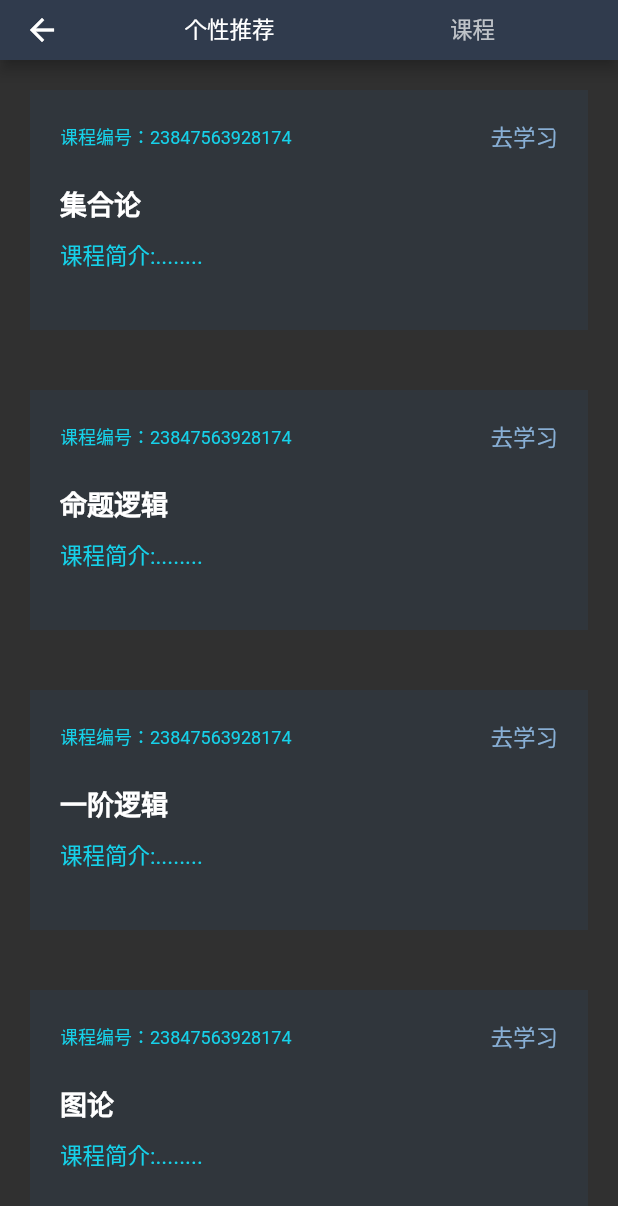
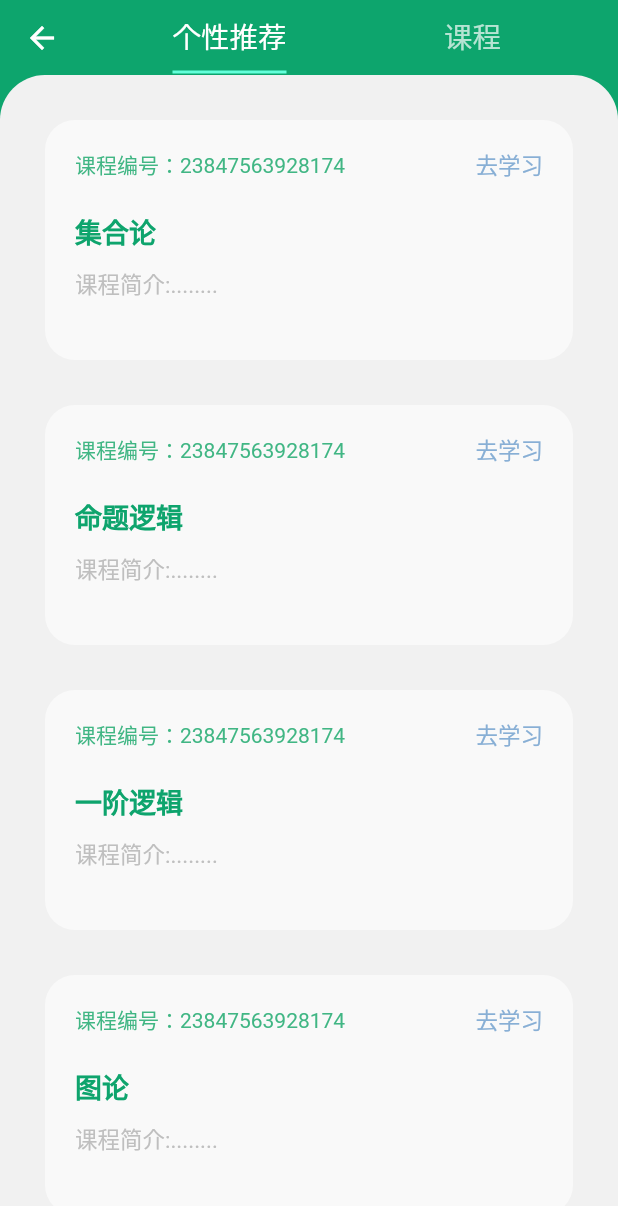
Before and after one commit to lonkecxd/discretemath_tutorial_flutter, a Flutter app: the HomePage screen opened directly, on a phone screen of 412 x 824 dp. Shown: the top 1206 px of the screen. Run offline on Flutter 3.47's test engine with Material 2 defaults, Android fonts, the phone set to English and light mode, and no system bars; our stand-ins replace bubble, shared_preferences; missing offline and left inert: flutter_dialogflow; accounts and stored records are empty.

Commit message:
UI greenify

```diff
--- a/lib/models/order_list_row.dart
+++ b/lib/models/order_list_row.dart
@@ -1,6 +1,7 @@
 import 'package:flutter/cupertino.dart';
 import 'package:flutter/material.dart';
 import 'package:tutorial/tools/RgbaColor.dart';
+import 'package:tutorial/tools/theme.dart';
 
 class OrderListRow extends StatelessWidget {
   final int lessonStatus;
@@ -19,7 +20,7 @@ class OrderListRow extends StatelessWidget {
   /// 文字状态
   Widget textStatus() {
     var text = '';
-    var color =  Color.fromARGB(255, 22, 209, 233);
+    var color =  MyColors.blueTitle;
     if(lessonStatus == 1) {
       color = rgba(136, 175, 213, 1);
       text = "去学习";
@@ -66,20 +67,20 @@ class OrderListRow extends StatelessWidget {
 
   @override
   Widget build(BuildContext context) {
-    return Material(
-      borderRadius: BorderRadius.circular(14.0),
+    return Padding(
+      padding: const EdgeInsets.only(
+          left:30.0,right: 30.0,top: 30.0),
       child: InkWell(
-        onTap: () => onPress == null ? (){} : onPress(),
-        child: Padding(
-          padding: EdgeInsets.symmetric(vertical: 10,horizontal: 10),
+        onTap: (){},
         child: Container(
-            margin: EdgeInsets.symmetric(vertical: 10,horizontal: 10),
-            padding: EdgeInsets.symmetric(horizontal: 20, vertical: 20),
           height: 160,
-            color: Theme.of(context).cardColor.withOpacity(0.2),
-            child: ClipRRect(
-              borderRadius: BorderRadius.circular(14.0),
-              child: Column(children: <Widget>[
+          padding: EdgeInsets.symmetric(horizontal: 20.0, vertical: 19.0),
+          decoration: BoxDecoration(
+            borderRadius: BorderRadius.circular(20.0),
+            color: Color.fromARGB(255, 249, 249, 249),
+          ),
+          child: Column(
+            children: <Widget>[
             Container(
               padding: EdgeInsets.only(bottom: 10),
               decoration: BoxDecoration(
@@ -89,8 +90,8 @@ class OrderListRow extends StatelessWidget {
                 mainAxisAlignment: MainAxisAlignment.spaceBetween,
                 children: <Widget>[
                   Text('课程编号：$lessonNum', style: TextStyle(
-                          color:Color.fromARGB(255, 22, 209, 233),
-                          fontSize: 12
+                      color:MyColors.greenTitle.withBlue(100).withAlpha(200),
+                      fontSize: 14
                   ),
                   ),
                   textStatus()
@@ -105,7 +106,8 @@ class OrderListRow extends StatelessWidget {
                 children: <Widget>[
                   Text('$lessonName', style: TextStyle(
                       fontSize: 18,
-                          fontWeight: FontWeight.bold
+                      fontWeight: FontWeight.bold,
+                    color: MyColors.greenTitle
                   )
                   ),
                 ],
@@ -118,7 +120,7 @@ class OrderListRow extends StatelessWidget {
                 children: <Widget>[
                   Text('课程简介:........',style: TextStyle(
                       fontSize: 15,
-                          color:Color.fromARGB(255, 22, 209, 233)
+                      color:MyColors.goodGray
                   ),)
                 ],
               ),
@@ -127,8 +129,6 @@ class OrderListRow extends StatelessWidget {
           ),
         ),
       ),
-        ),
-      ),
     );
   }
 }
--- a/lib/pages/home_page.dart
+++ b/lib/pages/home_page.dart
@@ -1,5 +1,7 @@
 import 'package:flutter/material.dart';
 import 'package:tutorial/models/order_list_row.dart';
+import 'package:tutorial/views/recommend.dart';
+import 'package:tutorial/views/video_resource.dart';
 //import 'package:fluttertest2/RgbaColor.dart';
 
 //class HomePage extends StatefulWidget{
@@ -66,14 +68,14 @@ class _HomePageState extends State<HomePage> with SingleTickerProviderStateMixin
     return new Scaffold(
       appBar: new  PreferredSize(
           child: new AppBar(
+            elevation: 0,
             backgroundColor: Theme.of(context).primaryColor,
-            title: new TabBar(
+            title: TabBar(
               controller: _tabController,
               isScrollable: false,
               indicatorSize: TabBarIndicatorSize.label,
               indicatorColor: Theme.of(context).indicatorColor,
-              labelStyle: TextStyle(fontSize: 15,),
-
+              labelStyle: TextStyle(fontSize: 19,),
               tabs: <Tab>[
                 new Tab(text: "个性推荐",),
                 new Tab(text: "课程",)
@@ -82,68 +84,12 @@ class _HomePageState extends State<HomePage> with SingleTickerProviderStateMixin
               ),
 
           ),
-          preferredSize: Size.fromHeight(40)),
+          preferredSize: Size.fromHeight(50)),
 
       body: getTabBarView(
           <Widget>[
-            ListView(
-              children: <Widget>[
-                OrderListRow(1,
-                  lessonNum: '23847563928174',
-                  lessonName: '集合论',
-                ),
-                OrderListRow(1,
-                  lessonNum: '23847563928174',
-                  lessonName: '命题逻辑',
-                ),
-                OrderListRow(1,
-                  lessonNum: '23847563928174',
-                  lessonName: '一阶逻辑',
-                ),
-                OrderListRow(1,
-                  lessonNum: '23847563928174',
-                  lessonName: '图论',
-                ),
-                OrderListRow(1,
-                  lessonNum: '23847563928174',
-                  lessonName: '形式语言与自动机',
-                ),
-                OrderListRow(1,
-                  lessonNum: '23847563928174',
-                  lessonName: '关系',
-                ),
-              ],
-            ),
-
-            ListView(
-              children: <Widget>[
-                OrderListRow(1,
-                  lessonNum: '23847563928174',
-                  lessonName: '图论',
-                ),
-                OrderListRow(1,
-                  lessonNum: '23847563928174',
-                  lessonName: '形式语言与自动机',
-                ),
-                OrderListRow(1,
-                  lessonNum: '23847563928174',
-                  lessonName: '关系',
-                ),
-                OrderListRow(1,
-                  lessonNum: '23847563928174',
-                  lessonName: '集合论',
-                ),
-                OrderListRow(1,
-                  lessonNum: '23847563928174',
-                  lessonName: '命题逻辑',
-                ),
-                OrderListRow(1,
-                  lessonNum: '23847563928174',
-                  lessonName: '一阶逻辑',
-                ),
-              ],
-            ),
-
+            RecommendView(),
+            VideoRecommend()
         ]
       ),
     );
--- a/lib/pages/study_page.dart
+++ b/lib/pages/study_page.dart
@@ -57,7 +57,7 @@ class _StudyPageState extends State<StudyPage> with SingleTickerProviderStateMix
               isScrollable: false,
               indicatorSize: TabBarIndicatorSize.label,
               indicatorColor:  Theme.of(context).indicatorColor,
-              labelStyle: TextStyle(fontSize: 15,),
+              labelStyle: TextStyle(fontSize: 19,),
 
               tabs: <Tab>[
                 new Tab(text: "我的题库",),
@@ -68,7 +68,7 @@ class _StudyPageState extends State<StudyPage> with SingleTickerProviderStateMix
             ),
 
           ),
-          preferredSize: Size.fromHeight(40)),
+          preferredSize: Size.fromHeight(50)),
 
       body: getTabBarView(
           <Widget>[
--- a/lib/tools/theme.dart
+++ b/lib/tools/theme.dart
@@ -23,10 +23,19 @@ ThemeData basicTheme() {
   final ThemeData base = ThemeData.dark();
   return base.copyWith(
       textTheme: _basicTextTheme(base.textTheme),
-      primaryColor: Color(0xff303b4d),
+//      primaryColor: Color(0xff303b4d),
+      primaryColor: Color(0xff0da56d),
       indicatorColor: Color(0xff63ffda),
       cardColor: Color.fromARGB(255, 48, 77, 108),
 //      accentColor: Color(0xff445f7b),
 //      canvasColor: Color(0xff445f7b)
   );
 }
+
+class MyColors {
+  static Color goodWhite = Color.fromARGB(255, 241, 241, 241);
+  static Color goodGray = Color.fromARGB(255, 191, 191, 191);
+  static Color greenTitle = Color.fromARGB(255, 14, 164, 109);
+  static Color orangeTitle = Color.fromARGB(255, 244, 151, 99);
+  static Color blueTitle = Color.fromARGB(255, 95, 125, 139);
+}
--- a/lib/views/problems_view.dart
+++ b/lib/views/problems_view.dart
@@ -37,7 +37,9 @@ class _ProblemsViewState extends State<ProblemsView> {
   Widget build(BuildContext context) {
     return Scaffold(
         appBar:AppBar(
-            title:Text("我的题库")
+            title:Center(child: Text("我的题库")
+            ),
+          elevation: 0,
         ),
         //加入可滚动组件
         body:SingleChildScrollView(
--- /dev/null
+++ b/lib/views/recommend.dart
@@ -0,0 +1,54 @@
+import 'package:flutter/material.dart';
+import 'package:tutorial/models/order_list_row.dart';
+import 'package:tutorial/tools/theme.dart';
+
+class RecommendView extends StatefulWidget {
+  @override
+  _RecommendViewState createState() => _RecommendViewState();
+}
+
+class _RecommendViewState extends State<RecommendView> {
+  @override
+  Widget build(BuildContext context) {
+    return Container(
+      color: Theme.of(context).primaryColor,
+      child: Container(
+        decoration: BoxDecoration(
+          color: Color.fromARGB(255, 241, 241, 241),
+          borderRadius: BorderRadius.only(
+            topLeft: Radius.circular(30.0),
+            topRight: Radius.circular(30.0),
+          )
+        ),
+        child: ListView(
+          children: <Widget>[
+            OrderListRow(1,
+              lessonNum: '23847563928174',
+              lessonName: '集合论',
+            ),
+            OrderListRow(1,
+              lessonNum: '23847563928174',
+              lessonName: '命题逻辑',
+            ),
+            OrderListRow(1,
+              lessonNum: '23847563928174',
+              lessonName: '一阶逻辑',
+            ),
+            OrderListRow(1,
+              lessonNum: '23847563928174',
+              lessonName: '图论',
+            ),
+            OrderListRow(1,
+              lessonNum: '23847563928174',
+              lessonName: '形式语言与自动机',
+            ),
+            OrderListRow(1,
+              lessonNum: '23847563928174',
+              lessonName: '关系',
+            ),
+          ],
+        ),
+      ),
+    );
+  }
+}
--- a/lib/views/ti.dart
+++ b/lib/views/ti.dart
@@ -39,8 +39,10 @@ class _CuoTiState extends State<CuoTi> {
         //ListTile()组件，创建列表中的元素
         return ListTile(
           contentPadding: EdgeInsets.all(10.0),
-          title: Text('题目编号：'+_wrongProblems[index]['P']['properties']['pid'],
-          style: TextStyle(fontSize: 20.0),),
+          title: Center(
+            child: Text('题目编号：'+_wrongProblems[index]['P']['properties']['pid'],
+            style: TextStyle(fontSize: 20.0),),
+          ),
           // onTap: (){}, 点击事件，参数为匿名函数，类似于RaisedButton onPressed
           onTap: (){
             Navigator.push(context, MaterialPageRoute(
--- a/pubspec.yaml
+++ b/pubspec.yaml
@@ -29,6 +29,8 @@ dependencies:
   flutter_dialogflow: ^0.1.2
   shared_preferences: ^0.5.7
   cupertino_icons: ^0.1.3
+  video_player: ^0.10.1+3
+  seekbar: ^0.0.2
 
 dev_dependencies:
   flutter_test:
```
Also changed, not shown: lib/pages/aboutme.dart (+6 -3 lines), lib/pages/my_page.dart (+11 -9 lines), lib/views/quiz_category.dart (+17 -2 lines), lib/views/settings.dart (+7 -2 lines), lib/views/video_resource.dart (added, +53 -0 lines), pubspec.lock. Lines whose indentation alone changed are shown as unchanged.
